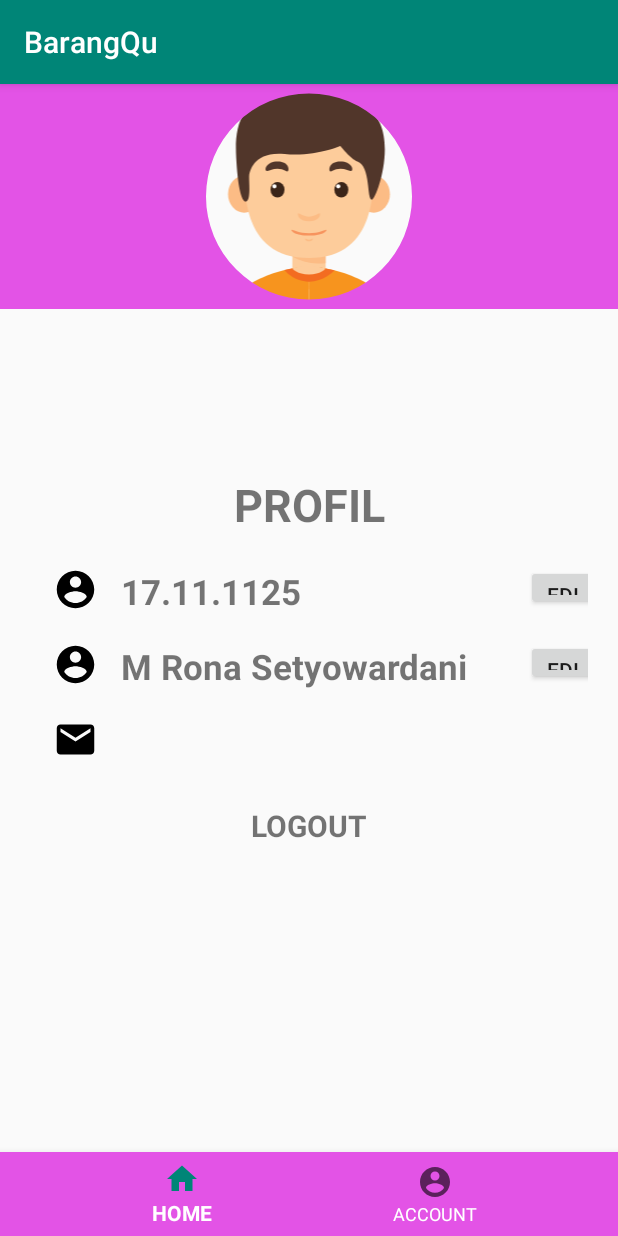
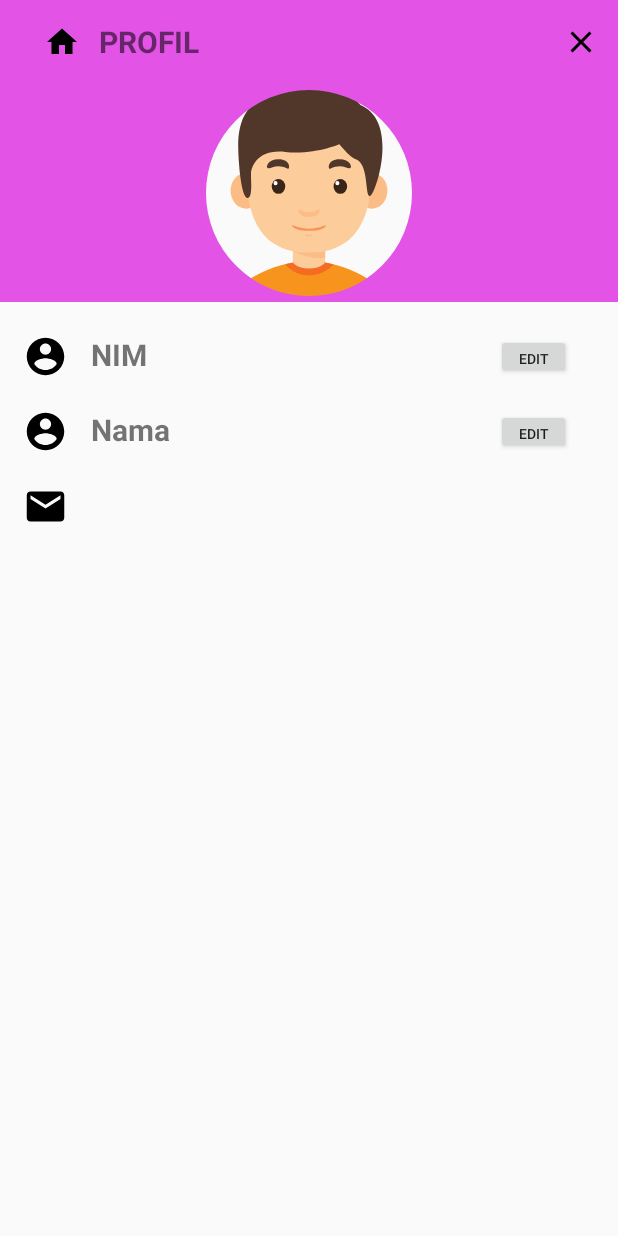
Before and after one commit to Rona27/BarangKu, an Android app: the MainActivity screen opened directly, with no data from a screen before it, on a phone screen of 412 x 824 dp. Run offline under Robolectric (Android 15) with nearby library versions, the phone set to English and light mode, and no system bars; our stand-ins replace Firebase (no records; nobody signed in at launch, a user with empty details on screens opened directly), Picasso; pictures from the network do not load; 2 statements that could not run were skipped.

Commit message:
Hello word

```diff
--- a/app/src/main/AndroidManifest.xml
+++ b/app/src/main/AndroidManifest.xml
@@ -7,11 +7,11 @@
 
     <application
         android:allowBackup="true"
-        android:icon="@mipmap/ic_launcher"
+        android:icon="@mipmap/ic_launcher_foreground"
         android:label="@string/app_name"
         android:roundIcon="@mipmap/ic_launcher_round"
         android:supportsRtl="true"
-        android:theme="@style/AppTheme">
+        android:theme="@style/Theme.AppCompat.Light.NoActionBar">
         <activity android:name=".Splash">
             <intent-filter>
                 <action android:name="android.intent.action.MAIN" />
--- a/app/src/main/java/com/example/barangqu/MainActivity.java
+++ b/app/src/main/java/com/example/barangqu/MainActivity.java
@@ -16,6 +16,7 @@ import android.view.View;
 import android.view.inputmethod.EditorInfo;
 import android.widget.Button;
 import android.widget.EditText;
+import android.widget.ImageButton;
 import android.widget.ImageView;
 import android.widget.TextView;
 import android.widget.Toast;
@@ -45,34 +46,35 @@ public class MainActivity extends AppCompatActivity {
     private FirebaseStorage firebaseStorage;
     private TextView tvEmail;
     private EditText edtNama;
+    ImageButton btnBackHome;
+    ImageButton btnLogout;
 
     @Override
     protected void onCreate(Bundle savedInstanceState) {
         super.onCreate(savedInstanceState);
         setContentView(R.layout.activity_main);
 
-
-        BottomNavigationView bottomNavigationView = findViewById(R.id.bottom_navigation);
-
-        bottomNavigationView.setOnNavigationItemSelectedListener(new BottomNavigationView.OnNavigationItemSelectedListener() {
+        btnBackHome = findViewById(R.id.btn_back_home);
+        btnBackHome.setOnClickListener(new View.OnClickListener() {
             @Override
-            public boolean onNavigationItemSelected(@NonNull MenuItem item) {
-
-                switch (item.getItemId()) {
-                    case R.id.action_home:
-                        Intent akunInten = new Intent(MainActivity.this, HomeActivity.class);
-                        startActivity(akunInten);
-                        break;
-
-                    case R.id.action_account:
-                        Toast.makeText(getApplicationContext(), "Profil", Toast.LENGTH_SHORT).show();
-                        break;
-
-                }
-
-                return true;
+            public void onClick(View v) {
+                startActivity(new Intent(MainActivity.this, HomeActivity.class));
+                finish();
             }
         });
+
+        btnLogout = findViewById(R.id.btn_logout);
+        btnLogout.setOnClickListener(new View.OnClickListener() {
+            @Override
+            public void onClick(View v) {
+
+                FirebaseAuth.getInstance().signOut();
+                Intent inent = new Intent(MainActivity.this, LoginActivity.class);
+                startActivity(inent);
+
+            }
+        });
+
 
         databaseReference = FirebaseDatabase.getInstance().getReference();
         edtNama = findViewById(R.id.edt_nama);
@@ -141,12 +143,13 @@ public class MainActivity extends AppCompatActivity {
         alert.setPositiveButton("OK", new DialogInterface.OnClickListener() {
             @Override
             public void onClick(DialogInterface dialog, int which) {
-                String name = tvNama.getText().toString();
-                UserInformation userInformation = new UserInformation();
+                String nim = tvNim.getText().toString();
+                String name = edtNama.getText().toString();
+                UserInformation userInformation = new UserInformation(nim, name);
                 FirebaseUser user = auth.getCurrentUser();
                 databaseReference.child(user.getUid()).setValue(userInformation);
                 databaseReference.child(user.getUid()).setValue(userInformation);
-                tvNama.onEditorAction(EditorInfo.IME_ACTION_DONE);
+                edtNama.onEditorAction(EditorInfo.IME_ACTION_DONE);
             }
         });
 
@@ -154,9 +157,8 @@ public class MainActivity extends AppCompatActivity {
         dialog.show();
     }
 
-    public void logout(View view) {
-        FirebaseAuth.getInstance().signOut();
-        Intent inent = new Intent(this, LoginActivity.class);
-        startActivity(inent);
-    }
+//    public void logout(View view) {
+//
+//    }
+
 }
--- a/app/src/main/res/layout/activity_main.xml
+++ b/app/src/main/res/layout/activity_main.xml
@@ -1,22 +1,16 @@
 <?xml version="1.0" encoding="utf-8"?>
-<RelativeLayout xmlns:android="http://schemas.android.com/apk/res/android"
+<LinearLayout xmlns:android="http://schemas.android.com/apk/res/android"
     xmlns:app="http://schemas.android.com/apk/res-auto"
     xmlns:tools="http://schemas.android.com/tools"
     android:layout_width="match_parent"
-
     android:layout_height="match_parent"
     android:orientation="vertical"
     tools:context=".MainActivity">
 
-
-<!--    <com.google.android.material.bottomnavigation.BottomNavigationView-->
-<!--        android:layout_width="match_parent"-->
-<!--        android:layout_height="wrap_content"-->
-<!--        android:layout_alignParentBottom="true"-->
-<!--        app:menu="@menu/bottom_navigation"-->
-<!--        android:background="@color/colorPurple">-->
-<!--        -->
-<!--    </com.google.android.material.bottomnavigation.BottomNavigationView>-->
+    <include
+        android:id="@+id/app_bar_profil"
+        layout="@layout/app_bar_profil"
+        />
 
     <LinearLayout
         android:layout_width="match_parent"
@@ -27,31 +21,10 @@
         <ImageView
             android:id="@+id/img_profil"
             android:layout_width="match_parent"
-            android:layout_height="150dp"
+            android:layout_height="145dp"
             android:src="@drawable/ic_boy"
             android:foreground="@drawable/rounded_fg"/>
 
-    </LinearLayout>
-
-    <LinearLayout
-        android:layout_marginTop="10dp"
-        android:layout_marginStart="20dp"
-        android:layout_marginLeft="20dp"
-        android:layout_marginEnd="20dp"
-        android:layout_marginRight="20dp"
-        android:layout_width="match_parent"
-        android:layout_centerInParent="true"
-        android:layout_height="wrap_content"
-        android:orientation="vertical">
-
-
-        <TextView
-            android:layout_width="match_parent"
-            android:layout_height="wrap_content"
-            android:text="PROFIL"
-            android:textAlignment="center"
-            android:textStyle="bold"
-            android:textSize="30dp"/>
 
         <TableRow
             android:layout_marginTop="20dp"
@@ -76,15 +49,16 @@
                 android:layout_height="30dp"
                 android:layout_marginTop="1dp"
                 android:layout_marginBottom="1dp"
-                android:text="17.11.1125"
+                android:text="NIM"
                 android:textStyle="bold"
-                android:textSize="23sp"
+                android:textSize="20sp"
                 />
 
             <Button
                 android:id="@+id/btn_edit_nim"
                 android:layout_height="30dp"
                 android:layout_width="50dp"
+                android:textSize="9dp"
                 android:text="EDIT"
 
                 />
@@ -113,17 +87,18 @@
                 android:layout_height="30dp"
                 android:layout_marginTop="1dp"
                 android:layout_marginBottom="1dp"
-                android:text="M Rona Setyowardani"
+                android:text="Nama"
                 android:textStyle="bold"
-                android:textSize="23sp"
+                android:textSize="20sp"
                 />
 
             <Button
                 android:id="@+id/btn_edit_nama"
-
                 android:layout_height="30dp"
                 android:layout_width="50dp"
-                android:text="EDIt"
+                android:textSize="9dp"
+                android:text="EDIT"
+                android:onClick="buttonClickedEditNama"
 
                 />
         </TableRow>
@@ -151,39 +126,31 @@
                 android:layout_height="30dp"
                 android:layout_marginTop="1dp"
                 android:layout_marginBottom="1dp"
-                android:text="rona@gmail.com"
+                android:text="email@email.com"
                 android:textStyle="bold"
-                android:textSize="23sp"
+                android:textSize="20sp"
                 />
 
 
         </TableRow>
+    </LinearLayout>
 
-        <TextView
-            android:id="@+id/tv_logout"
-            android:layout_marginTop="20dp"
-            android:layout_width="match_parent"
-            android:layout_height="wrap_content"
-            android:text="LOGOUT"
-            android:textAlignment="center"
-            android:textStyle="bold"
-            android:textSize="20dp"
-            android:onClick="logout"/>
+    <LinearLayout
+        android:layout_marginTop="10dp"
+        android:layout_marginStart="20dp"
+        android:layout_marginLeft="20dp"
+        android:layout_marginEnd="20dp"
+        android:layout_marginRight="20dp"
+        android:layout_centerInParent="true"
+        android:layout_height="wrap_content"
+        android:layout_width="match_parent"
+        android:orientation="vertical">
+
 
 
 
     </LinearLayout>
 
-    <com.google.android.material.bottomnavigation.BottomNavigationView
-        android:id="@+id/bottom_navigation"
-        android:layout_width="match_parent"
-        android:layout_height="wrap_content"
-        android:layout_alignParentBottom="true"
-        app:menu="@menu/bottom_navigation"
-        android:background="@color/colorPurple"
-        app:itemTextColor="@color/colorWhite">
 
 
-    </com.google.android.material.bottomnavigation.BottomNavigationView>
-
-</RelativeLayout>
+</LinearLayout>
--- /dev/null
+++ b/app/src/main/res/layout/app_bar_profil.xml
@@ -0,0 +1,31 @@
+<?xml version="1.0" encoding="utf-8"?>
+<androidx.appcompat.widget.Toolbar xmlns:android="http://schemas.android.com/apk/res/android"
+    android:layout_width="match_parent" android:layout_height="56dp"
+    android:background="@color/colorPurple"
+    android:id="@+id/app_bar_profil">
+
+    <ImageButton
+        android:id="@+id/btn_back_home"
+        android:layout_width="50dp"
+        android:layout_height="match_parent"
+        android:src="@drawable/ic_home_black_24dp"
+        android:layout_gravity="left"
+        android:background="@color/colorPurple"/>
+
+    <TextView
+        android:layout_width="match_parent"
+        android:layout_height="wrap_content"
+        android:text="PROFIL"
+        android:textStyle="bold"
+        android:textSize="20dp"/>
+
+    <ImageButton
+        android:id="@+id/btn_logout"
+        android:layout_width="50dp"
+        android:layout_height="match_parent"
+        android:src="@drawable/ic_close_black_24dp"
+        android:layout_gravity="right"
+        android:background="@color/colorPurple"/>
+
+
+</androidx.appcompat.widget.Toolbar>
--- a/app/src/main/res/menu/bottom_navigation.xml
+++ b/app/src/main/res/menu/bottom_navigation.xml
@@ -1,15 +1,9 @@
 <?xml version="1.0" encoding="utf-8"?>
 <menu xmlns:android="http://schemas.android.com/apk/res/android"
     xmlns:app="http://schemas.android.com/apk/res-auto"
+
     >
 
-    <item
-        android:id = "@+id/action_home"
-        android:enabled = "true"
-        android:icon="@drawable/ic_home_black_24dp"
-        android:title="HOME"
-        app:showAsAction = "ifRoom"
-        />
     <item
         android:id = "@+id/action_account"
         android:enabled = "true"
```
Also changed, not shown: app/src/main/java/com/example/barangqu/HomeActivity.java (+20 -16 lines), app/src/main/res/layout/activity_home.xml (+5 -14 lines), app/src/main/res/layout/app_bar_home.xml (added, +25 -0 lines), app/src/main/res/layout/custom_app_bar_home.xml (added, +20 -0 lines).
